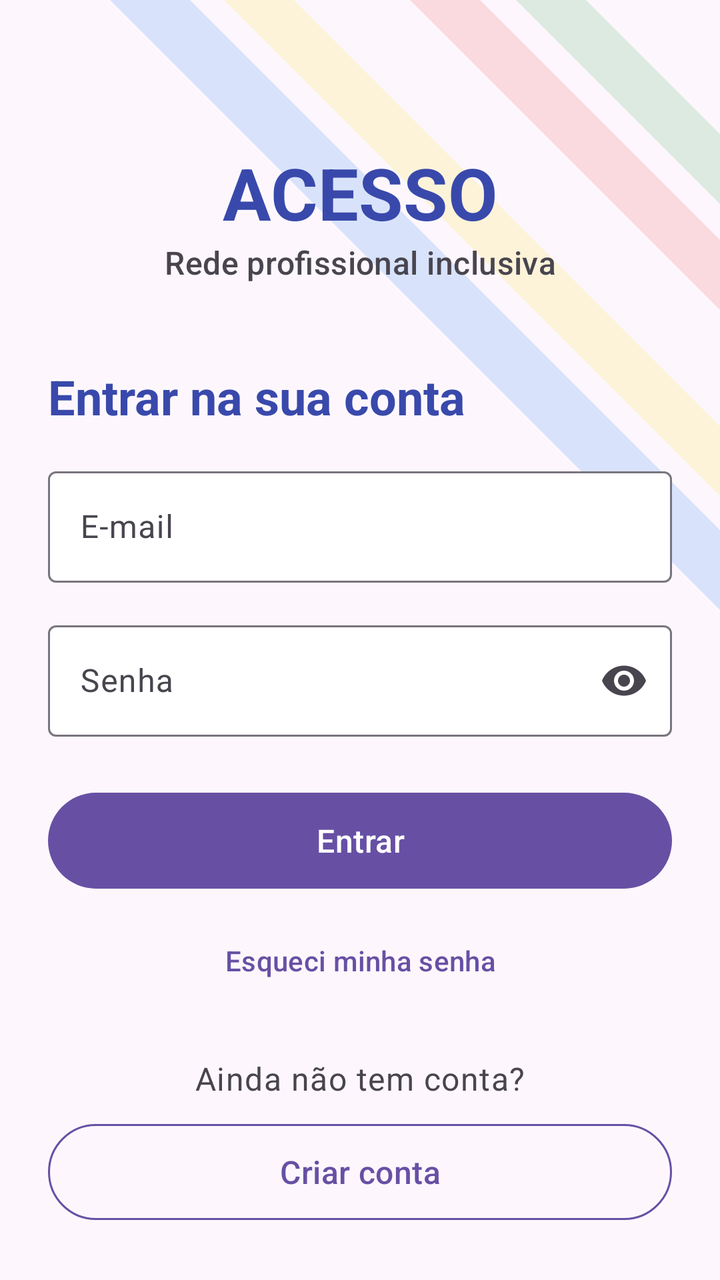
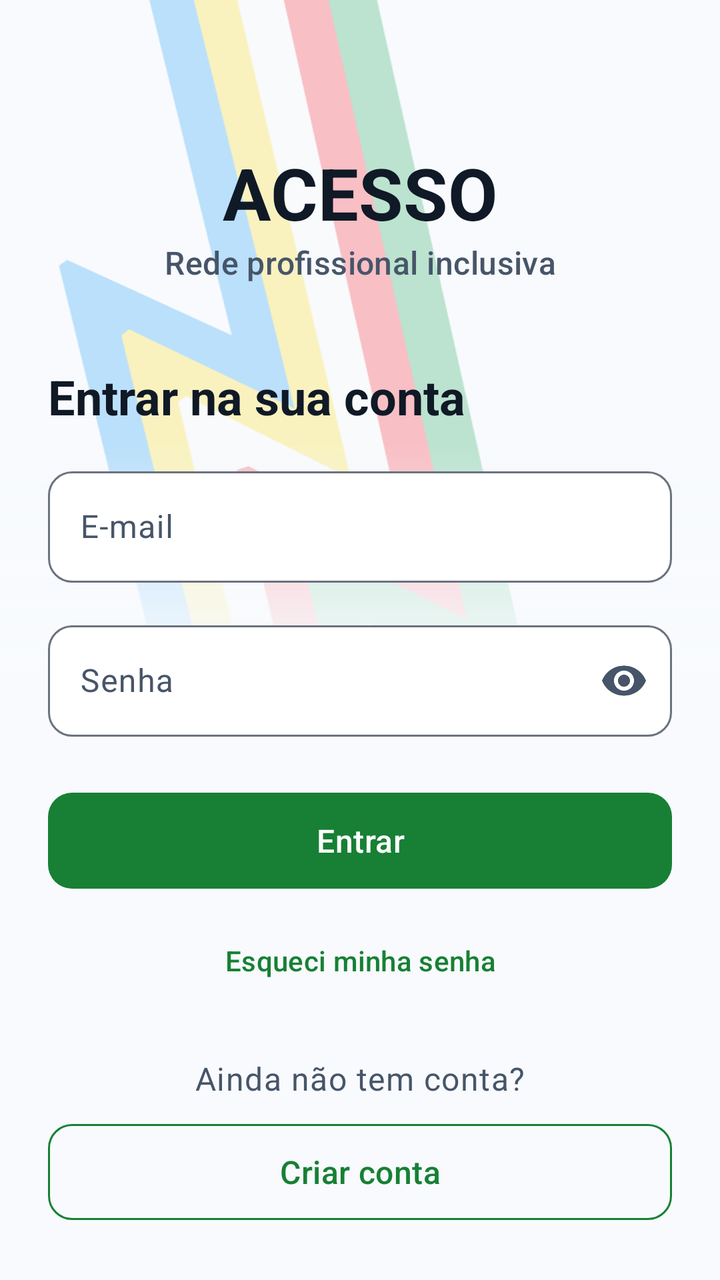

Compare the two renders of this Android layout. The source of the first and the diff that turns it into the second are given below.
<!-- AndroidManifest.xml: application theme Tema.Acesso -->
<!-- res/layout/tela_login.xml -->
<?xml version="1.0" encoding="utf-8"?>
<FrameLayout xmlns:android="http://schemas.android.com/apk/res/android"
    xmlns:app="http://schemas.android.com/apk/res-auto"
    xmlns:tools="http://schemas.android.com/tools"
    android:layout_width="match_parent"
    android:layout_height="match_parent"
    tools:context=".telas.TelaLogin">

    <ImageView
        android:layout_width="match_parent"
        android:layout_height="wrap_content"
        android:adjustViewBounds="true"
        android:importantForAccessibility="no"
        android:scaleType="fitStart"
        android:src="@drawable/fundo_faixas" />

    
    <ScrollView
        android:layout_width="match_parent"
        android:layout_height="match_parent"
        android:fillViewport="true">

        <LinearLayout
            android:layout_width="match_parent"
            android:layout_height="wrap_content"
            android:layout_gravity="center"
            android:orientation="vertical"
            android:padding="@dimen/margem_tela">

            <TextView
                android:layout_width="match_parent"
                android:layout_height="wrap_content"
                android:layout_marginTop="48dp"
                android:accessibilityHeading="true"
                android:gravity="center"
                android:text="@string/nome_app"
                android:textAppearance="@style/Texto.Acesso.Marca" />

            <TextView
                android:layout_width="match_parent"
                android:layout_height="wrap_content"
                android:gravity="center"
                android:text="@string/slogan_app"
                android:textAppearance="?attr/textAppearanceTitleMedium"
                android:textColor="@color/acesso_texto_secundario" />

            <TextView
                android:layout_width="match_parent"
                android:layout_height="wrap_content"
                android:layout_marginTop="40dp"
                android:accessibilityHeading="true"
                android:text="@string/login_titulo"
                android:textAppearance="@style/Texto.Acesso.TituloTela" />

            <com.google.android.material.textfield.TextInputLayout
                android:id="@+id/campoEmail"
                android:layout_width="match_parent"
                android:layout_height="wrap_content"
                android:layout_marginTop="@dimen/espaco_campos"
                android:hint="@string/rotulo_email">

                <com.google.android.material.textfield.TextInputEditText
                    android:id="@+id/entradaEmail"
                    android:layout_width="match_parent"
                    android:layout_height="wrap_content"
                    android:autofillHints="emailAddress"
                    android:imeOptions="actionNext"
                    android:inputType="textEmailAddress"
                    android:maxLines="1" />
            </com.google.android.material.textfield.TextInputLayout>

            <com.google.android.material.textfield.TextInputLayout
                android:id="@+id/campoSenha"
                android:layout_width="match_parent"
                android:layout_height="wrap_content"
                android:layout_marginTop="@dimen/espaco_campos"
                android:hint="@string/rotulo_senha"
                app:endIconMode="password_toggle">

                <com.google.android.material.textfield.TextInputEditText
                    android:id="@+id/entradaSenha"
                    android:layout_width="match_parent"
                    android:layout_height="wrap_content"
                    android:autofillHints="password"
                    android:imeOptions="actionDone"
                    android:inputType="textPassword"
                    android:maxLines="1" />
            </com.google.android.material.textfield.TextInputLayout>

            <TextView
                android:id="@+id/mensagemStatus"
                style="@style/Estilo.Acesso.MensagemStatus" />

            <com.google.android.material.button.MaterialButton
                android:id="@+id/botaoEntrar"
                android:layout_width="match_parent"
                android:layout_height="wrap_content"
                android:layout_marginTop="24dp"
                android:text="@string/acao_entrar" />

            <Button
                android:id="@+id/botaoEsqueciSenha"
                style="?attr/borderlessButtonStyle"
                android:layout_width="wrap_content"
                android:layout_height="wrap_content"
                android:layout_gravity="center_horizontal"
                android:layout_marginTop="8dp"
                android:text="@string/acao_esqueci_senha" />

            <TextView
                android:layout_width="match_parent"
                android:layout_height="wrap_content"
                android:layout_marginTop="24dp"
                android:gravity="center"
                android:text="@string/login_sem_conta"
                android:textAppearance="?attr/textAppearanceBodyLarge"
                android:textColor="@color/acesso_texto_secundario" />

            <Button
                android:id="@+id/botaoCriarConta"
                style="?attr/materialButtonOutlinedStyle"
                android:layout_width="match_parent"
                android:layout_height="wrap_content"
                android:layout_marginTop="8dp"
                android:text="@string/acao_criar_conta" />
        </LinearLayout>
    </ScrollView>
</FrameLayout>
<!-- resources referenced by this layout -->
<resources>
  <color name="acesso_texto_secundario">#49454F</color>
  <!-- drawable fundo_faixas (drawable) -->
  <?xml version="1.0" encoding="utf-8"?>
  <vector xmlns:android="http://schemas.android.com/apk/res/android"
      android:width="360dp"
      android:height="320dp"
      android:viewportWidth="360"
      android:viewportHeight="320">
      <path android:fillColor="@color/faixa_azul" android:pathData="M55,0 L95,0 L360,265 L360,305 Z" />
      <path android:fillColor="@color/faixa_amarela" android:pathData="M112,0 L147,0 L360,213 L360,248 Z" />
      <path android:fillColor="@color/faixa_vermelha" android:pathData="M205,0 L240,0 L360,120 L360,155 Z" />
      <path android:fillColor="@color/faixa_verde" android:pathData="M258,0 L293,0 L360,67 L360,102 Z" />
  </vector>
  <color name="faixa_azul">#D8E3FB</color>
  <color name="faixa_amarela">#FCF3D9</color>
  <color name="faixa_vermelha">#FADADF</color>
  <color name="faixa_verde">#DDEAE1</color>
  <color name="acesso_titulo">#3949AB</color>
  <color name="acesso_primaria">#6750A4</color>
  <color name="acesso_container_primaria">#EADDFF</color>
  <color name="acesso_sobre_container_primaria">#21005D</color>
  <color name="acesso_erro">#B3261E</color>
  <color name="acesso_container_erro">#F9DEDC</color>
  <color name="acesso_sobre_container_erro">#410E0B</color>
  <color name="acesso_contorno">#79747E</color>
  <color name="acesso_fundo">#FDF7FD</color>
  <color name="acesso_texto">#1D1B20</color>
  <style name="Estilo.Acesso.Campo" parent="Widget.Material3.TextInputLayout.OutlinedBox">
          <item name="boxBackgroundColor">@color/acesso_superficie</item>
          <item name="errorIconDrawable">@drawable/ic_erro</item>
      </style>
  <style name="Estilo.Acesso.Botao" parent="Widget.Material3.Button">
          <item name="android:minHeight">@dimen/altura_botao</item>
          <item name="android:textAppearance">?attr/textAppearanceTitleMedium</item>
          <item name="cornerRadius">28dp</item>
      </style>
  <style name="Estilo.Acesso.BotaoContorno" parent="Widget.Material3.Button.OutlinedButton">
          <item name="android:minHeight">@dimen/altura_botao</item>
          <item name="android:textAppearance">?attr/textAppearanceTitleMedium</item>
          <item name="cornerRadius">28dp</item>
          <item name="strokeColor">@color/acesso_primaria</item>
      </style>
  <!-- unchanged entries left out for length: 20 -->
</resources>

<!-- the commit's change to res/layout/tela_login.xml (unified diff, before → after) -->
@@ -6,13 +6,7 @@
     android:layout_height="match_parent"
     tools:context=".telas.TelaLogin">
 
-    <ImageView
-        android:layout_width="match_parent"
-        android:layout_height="wrap_content"
-        android:adjustViewBounds="true"
-        android:importantForAccessibility="no"
-        android:scaleType="fitStart"
-        android:src="@drawable/fundo_faixas" />
+    <include layout="@layout/componente_fundo_raio_topo" />
 
     
     <ScrollView
@@ -126,3 +120,36 @@
         </LinearLayout>
     </ScrollView>
 </FrameLayout>
+<!-- res/layout/componente_fundo_raio_topo.xml (included above) -->
+<?xml version="1.0" encoding="utf-8"?>
+<FrameLayout xmlns:android="http://schemas.android.com/apk/res/android"
+    android:layout_width="match_parent"
+    android:layout_height="match_parent"
+    android:importantForAccessibility="noHideDescendants">
+
+    <ImageView
+        style="@style/Estilo.Acesso.FundoRaio"
+        android:layout_width="match_parent"
+        android:layout_height="match_parent" />
+
+    <LinearLayout
+        android:layout_width="match_parent"
+        android:layout_height="match_parent"
+        android:orientation="vertical">
+
+        <Space
+            android:layout_width="match_parent"
+            android:layout_height="@dimen/altura_fundo_raio_topo" />
+
+        <View
+            android:layout_width="match_parent"
+            android:layout_height="@dimen/altura_esmaecimento_raio"
+            android:background="@drawable/esmaecimento_fundo_raio" />
+
+        <View
+            android:layout_width="match_parent"
+            android:layout_height="0dp"
+            android:layout_weight="1"
+            android:background="@color/acesso_fundo" />
+    </LinearLayout>
+</FrameLayout>
<!-- resource entries referenced after the edit -->
@@ -1,47 +1,73 @@
 <!-- resources referenced by this layout -->
 <resources>
-  <color name="acesso_texto_secundario">#49454F</color>
-  <!-- drawable fundo_faixas (drawable) -->
+  <color name="acesso_texto_secundario">#475569</color>
+  <dimen name="altura_esmaecimento_raio">120dp</dimen>
+  <dimen name="altura_fundo_raio_topo">220dp</dimen>
+  <!-- drawable esmaecimento_fundo_raio (drawable) -->
+  <?xml version="1.0" encoding="utf-8"?>
+  <shape xmlns:android="http://schemas.android.com/apk/res/android" android:shape="rectangle">
+      <gradient
+          android:angle="270"
+          android:endColor="@color/acesso_fundo"
+          android:startColor="@color/acesso_fundo_transparente" />
+  </shape>
+  <style name="Estilo.Acesso.FundoRaio" parent="">
+          <item name="android:src">@drawable/raio_acesso</item>
+          <item name="android:scaleType">centerCrop</item>
+          <item name="android:scaleX">1.3</item>
+          <item name="android:scaleY">1.3</item>
+          <item name="android:alpha">0.25</item>
+          <item name="android:importantForAccessibility">no</item>
+      </style>
+  <color name="acesso_fundo_transparente">#00F8FAFD</color>
+  <!-- drawable raio_acesso (drawable) -->
   <?xml version="1.0" encoding="utf-8"?>
   <vector xmlns:android="http://schemas.android.com/apk/res/android"
       android:width="360dp"
-      android:height="320dp"
-      android:viewportWidth="360"
-      android:viewportHeight="320">
-      <path android:fillColor="@color/faixa_azul" android:pathData="M55,0 L95,0 L360,265 L360,305 Z" />
-      <path android:fillColor="@color/faixa_amarela" android:pathData="M112,0 L147,0 L360,213 L360,248 Z" />
-      <path android:fillColor="@color/faixa_vermelha" android:pathData="M205,0 L240,0 L360,120 L360,155 Z" />
-      <path android:fillColor="@color/faixa_verde" android:pathData="M258,0 L293,0 L360,67 L360,102 Z" />
+      android:height="300dp"
+      android:viewportWidth="317.5"
+      android:viewportHeight="264.58">
+      <path android:fillColor="@color/raio_azul" android:pathData="M127.69,8.54 L121.17,13.90 L138.37,83.85 L112.20,71.87 L110.89,72.76 L128.85,146.34 L110.33,138.24 L109.23,139.15 L127.87,210.86 L138.78,224.12 L120.09,150.77 L138.25,158.42 L139.84,157.66 L121.96,84.40 L148.38,96.92 L149.59,95.92 Z" />
+      <path android:fillColor="@color/raio_amarelo" android:pathData="M133.65,3.63 L127.03,9.09 L148.31,95.49 L122.00,82.88 L120.79,83.88 L138.67,157.14 L120.15,149.05 L118.85,149.94 L137.96,223.12 L147.51,234.72 L129.13,161.30 L147.76,169.30 L148.86,168.40 L131.08,95.04 L156.85,108.10 L158.53,107.45 Z" />
+      <path android:fillColor="@color/raio_branco" android:pathData="M138.51,-0.37 L132.99,4.18 L157.29,106.62 L131.13,93.52 L129.82,94.41 L147.60,167.76 L129.10,159.47 L127.80,160.36 L146.69,233.72 L156.14,245.21 L137.87,171.70 L156.67,180.13 L157.77,179.22 L140.40,105.90 L166.05,119.05 L167.35,118.16 L140.97,2.62 Z" />
+      <path android:fillColor="@color/raio_vermelho" android:pathData="M140.15,1.62 L166.11,117.33 L141.03,104.64 L139.14,105.27 L156.51,178.59 L137.94,169.98 L136.63,170.87 L155.33,244.21 L165.14,256.14 L146.78,182.52 L166.57,192.16 L167.68,191.25 L150.39,118.04 L175.57,130.85 L176.99,129.87 L150.78,14.54 Z" />
+      <path android:fillColor="@color/raio_verde" android:pathData="M149.96,13.55 L175.75,129.04 L150.26,116.30 L149.04,117.30 L166.42,190.62 L146.66,180.58 L145.45,181.58 L164.32,255.15 L171.87,264.31 L173.75,262.77 L155.96,193.67 L175.75,203.32 L176.97,202.32 L159.85,129.53 L185.04,142.13 L186.35,141.24 L160.51,26.36 Z" />
   </vector>
-  <color name="faixa_azul">#D8E3FB</color>
-  <color name="faixa_amarela">#FCF3D9</color>
-  <color name="faixa_vermelha">#FADADF</color>
-  <color name="faixa_verde">#DDEAE1</color>
-  <color name="acesso_titulo">#3949AB</color>
-  <color name="acesso_primaria">#6750A4</color>
-  <color name="acesso_container_primaria">#EADDFF</color>
-  <color name="acesso_sobre_container_primaria">#21005D</color>
-  <color name="acesso_erro">#B3261E</color>
-  <color name="acesso_container_erro">#F9DEDC</color>
-  <color name="acesso_sobre_container_erro">#410E0B</color>
-  <color name="acesso_contorno">#79747E</color>
-  <color name="acesso_fundo">#FDF7FD</color>
-  <color name="acesso_texto">#1D1B20</color>
+  <color name="acesso_titulo">#101926</color>
+  <color name="acesso_primaria">#178035</color>
+  <color name="acesso_container_primaria">#EEFAF1</color>
+  <color name="acesso_sobre_container_primaria">#0E4F21</color>
+  <color name="acesso_erro">#D5131C</color>
+  <color name="acesso_container_erro">#FDE7E8</color>
+  <color name="acesso_sobre_container_erro">#5C0A0E</color>
+  <color name="acesso_contorno">#6B7280</color>
+  <color name="acesso_fundo">#F8FAFD</color>
+  <color name="acesso_texto">#101926</color>
   <style name="Estilo.Acesso.Campo" parent="Widget.Material3.TextInputLayout.OutlinedBox">
           <item name="boxBackgroundColor">@color/acesso_superficie</item>
           <item name="errorIconDrawable">@drawable/ic_erro</item>
+          <item name="boxCornerRadiusTopStart">@dimen/raio_controle</item>
+          <item name="boxCornerRadiusTopEnd">@dimen/raio_controle</item>
+          <item name="boxCornerRadiusBottomStart">@dimen/raio_controle</item>
+          <item name="boxCornerRadiusBottomEnd">@dimen/raio_controle</item>
       </style>
   <style name="Estilo.Acesso.Botao" parent="Widget.Material3.Button">
           <item name="android:minHeight">@dimen/altura_botao</item>
           <item name="android:textAppearance">?attr/textAppearanceTitleMedium</item>
-          <item name="cornerRadius">28dp</item>
+          <item name="cornerRadius">@dimen/raio_controle</item>
       </style>
   <style name="Estilo.Acesso.BotaoContorno" parent="Widget.Material3.Button.OutlinedButton">
           <item name="android:minHeight">@dimen/altura_botao</item>
           <item name="android:textAppearance">?attr/textAppearanceTitleMedium</item>
-          <item name="cornerRadius">28dp</item>
+          <item name="cornerRadius">@dimen/raio_controle</item>
           <item name="strokeColor">@color/acesso_primaria</item>
       </style>
+  <color name="raio_azul">#0190F5</color>
+  <color name="raio_amarelo">#FCDA04</color>
+  <color name="raio_branco">#FDFBFA</color>
+  <color name="raio_vermelho">#FB0E1D</color>
+  <color name="raio_verde">#059E47</color>
+  <dimen name="raio_controle">12dp</dimen>
   <!-- unchanged entries left out for length: 20 -->
 </resources>
 
